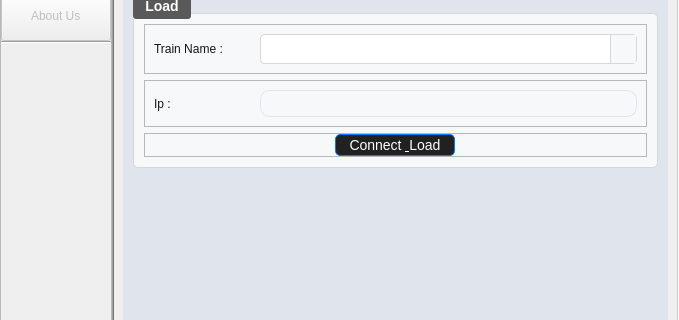
This is UIFiles/mainUI.ui in amirhossein-mlkz/railProject_imageCopy as Qt 5 draws it before an edit; both pictures show x 0 to 679 and y 302 to 622 of the 679 by 765 pixel window. The edited form follows.
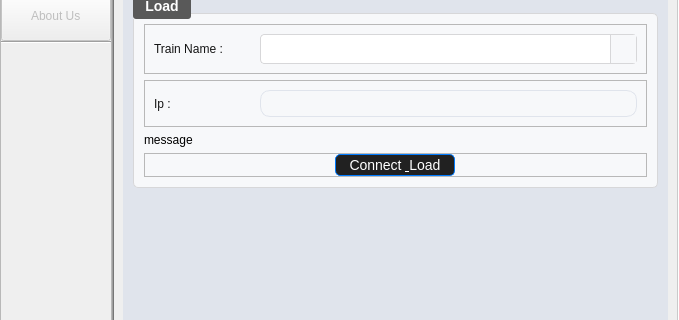
This is the edited form. The open tabs and pages were chosen to show the change. Icons and pictures are not drawn. Custom widgets are drawn as their Qt base class.

Commit message: FEAT : change connection with user name and password / add funtion load config from remote device

```diff
--- a/UIFiles/mainUI.ui
+++ b/UIFiles/mainUI.ui
@@ -4285,6 +4285,31 @@
                        </layout>
                       </widget>
                      </item>
+                     <item>
+                      <widget class="QLabel" name="load_config_msg">
+                       <property name="sizePolicy">
+                        <sizepolicy hsizetype="Preferred" vsizetype="Preferred">
+                         <horstretch>0</horstretch>
+                         <verstretch>0</verstretch>
+                        </sizepolicy>
+                       </property>
+                       <property name="maximumSize">
+                        <size>
+                         <width>16777215</width>
+                         <height>40</height>
+                        </size>
+                       </property>
+                       <property name="styleSheet">
+                        <string notr="true">color: rgb(0, 0, 0);</string>
+                       </property>
+                       <property name="text">
+                        <string>message</string>
+                       </property>
+                       <property name="styleClass" stdset="0">
+                        <string>msgStyle</string>
+                       </property>
+                      </widget>
+                     </item>
                      <item>
                       <widget class="QFrame" name="frame_15">
                        <property name="maximumSize">
```
Left out of the diff: 8 changed lines with no effect on the pictures. The commit also changes 28 other files.
